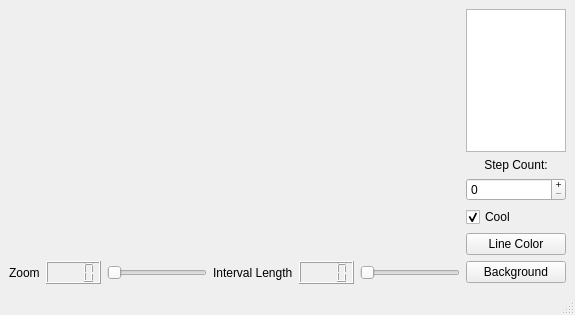
Old version of the form mainwindow.ui in the repository RaabenF/MandelbrotQt.
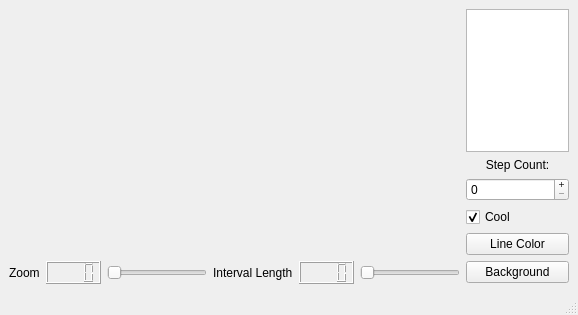
New version of the form. Custom widgets are drawn as their Qt base class.

Patch:
```diff
--- a/mainwindow.ui
+++ b/mainwindow.ui
@@ -6,7 +6,7 @@
    <rect>
     <x>0</x>
     <y>0</y>
-    <width>551</width>
+    <width>578</width>
     <height>315</height>
    </rect>
   </property>
```
Left out of the diff: 9 changed lines with no effect on the pictures.
